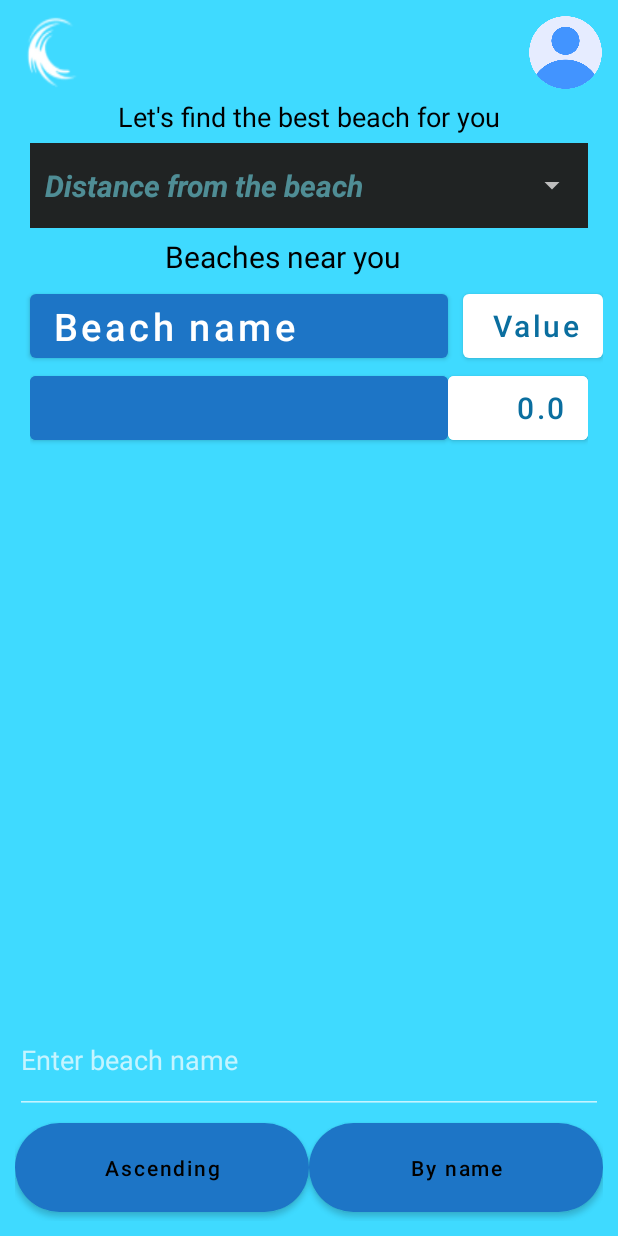
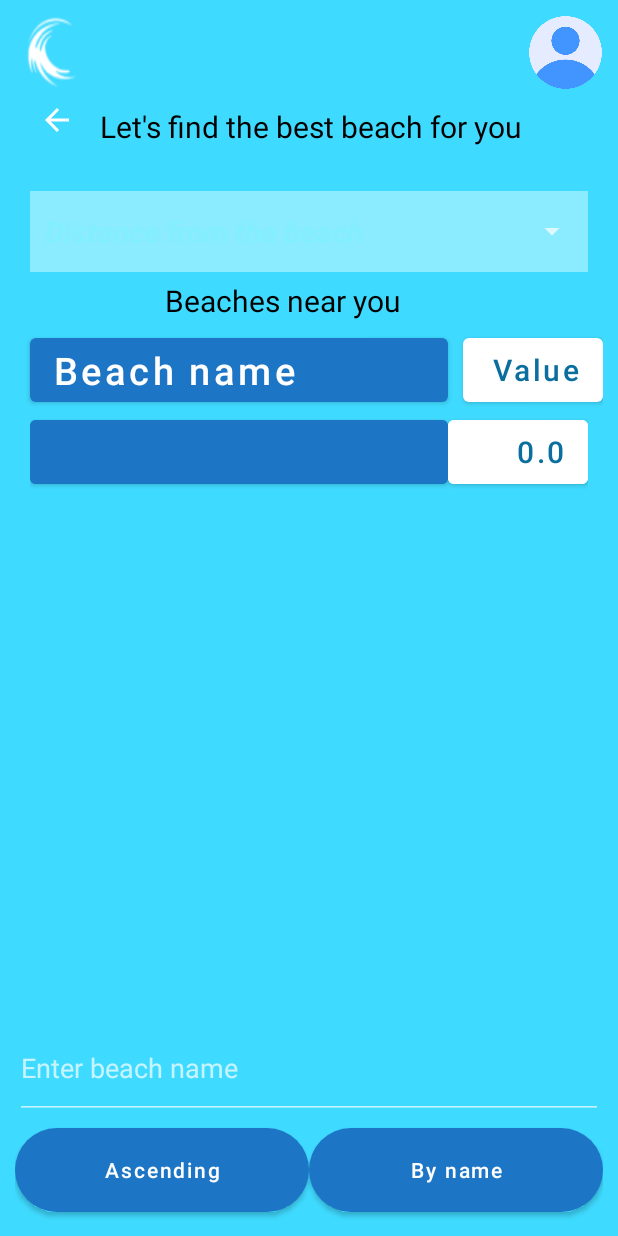
Before and after one commit to mellerdude/WavezCellular, an Android app: the HomeActivity screen opened directly, with no data from a screen before it, on a phone screen of 412 x 824 dp. Run offline under Robolectric (Android 15) with nearby library versions, the phone set to English and light mode, and no system bars; our stand-ins replace Firebase (no records; nobody signed in at launch, a user with empty details on screens opened directly); libraries missing offline, so code that uses them is left out: com.google.maps.android; 8 statements that could not run were skipped.

Commit message:
fixing bugs

```diff
--- a/app/src/main/java/com/example/wavezcellular/activities/HomeActivity.java
+++ b/app/src/main/java/com/example/wavezcellular/activities/HomeActivity.java
@@ -58,6 +58,7 @@ public class HomeActivity extends AppCompatActivity implements AdapterView.OnIte
     //private MaterialButton home_BTN_show;
     private MaterialButton home_BTN_switch;
     private MaterialButton home_BTN_name;
+    private MaterialButton home_BTN_back;
     private MaterialButton[] home_BTN_searches;
     private MaterialButton[] home_BTN_results;
     private RecyclerView home_RecyclerView_beachData;
@@ -301,6 +302,12 @@ public class HomeActivity extends AppCompatActivity implements AdapterView.OnIte
                 }
             }
         });
+        home_BTN_back.setOnClickListener(new View.OnClickListener() {
+            @Override
+            public void onClick(View v) {
+                replaceActivity("Menu");
+            }
+        });
         home_BTN_switch.setOnClickListener(view -> switchMode());
         home_BTN_name.setOnClickListener(view -> getBeaches("name"));
     }
@@ -337,7 +344,12 @@ public class HomeActivity extends AppCompatActivity implements AdapterView.OnIte
             intent.putExtras(bundle);
             startActivity(intent);
             finish();
-        } else {
+        } else if (mode.equals("Menu")) {
+            intent = new Intent(this, MenuActivity.class);
+            intent.putExtras(bundle);
+            startActivity(intent);
+            finish();
+        }else {
             /*intent = new Intent(this, ShowActivity.class);
             bundle.putString("BEACH_NAME", beachName);
             intent.putExtras(bundle);
@@ -363,6 +375,7 @@ public class HomeActivity extends AppCompatActivity implements AdapterView.OnIte
         home_IMG_profile = findViewById(R.id.home_IMG_profile);
 //        home_BTN_show = findViewById(R.id.home_BTN_show);
         home_BTN_switch = findViewById(R.id.home_BTN_switch);
+        home_BTN_back = findViewById(R.id.home_BTN_back);
         home_SP_listOfBeaches = findViewById(R.id.home_SP_listOfBeaches);
         home_RecyclerView_beachData = findViewById(R.id.home_RecyclerView_rec);
         home_EditTXT_byName = findViewById(R.id.home_EditTXT_byName);
--- a/app/src/main/java/com/example/wavezcellular/activities/ShowActivity.java
+++ b/app/src/main/java/com/example/wavezcellular/activities/ShowActivity.java
@@ -268,7 +268,6 @@ public class ShowActivity extends AppCompatActivity {
 
     private void clickOnWaze() {
         try {
-
             String url = "https://waze.com/ul?q=" + BeachName + "&ll=" + latitude + "," + longitude + "&navigate=yes" + BeachName.replace(" ", "%20");
             Intent intent = new Intent(Intent.ACTION_VIEW, Uri.parse(url));
             startActivity(intent);
--- a/app/src/main/res/layout/activity_home_upgrade.xml
+++ b/app/src/main/res/layout/activity_home_upgrade.xml
@@ -42,22 +42,51 @@
 
         </androidx.constraintlayout.widget.ConstraintLayout>
 
-        <com.google.android.material.textview.MaterialTextView
-            android:layout_width="wrap_content"
-            android:layout_height="wrap_content"
-            android:layout_gravity="center"
-            android:layout_margin="5dp"
-            android:text="Let's find the best beach for you"
-            android:textColor="@color/black"
-            android:textSize="18sp" />
+        <LinearLayout
+            android:layout_width="match_parent"
+            android:layout_height="0dp"
+            android:layout_weight="1"
+            android:background="@color/water"
+            android:orientation="horizontal"
+            android:weightSum="5">
+
+            <com.google.android.material.button.MaterialButton
+                android:id="@+id/home_BTN_back"
+                android:layout_width="0dp"
+                android:layout_height="40dp"
+                android:layout_weight="0.5"
+                android:textAlignment="viewStart"
+                android:textAllCaps="false"
+                app:backgroundTint="@color/water"
+                android:background="@color/transparent"
+                app:icon="@drawable/ic_baseline_arrow_back_24"
+                app:iconTint="@color/white"
+                />
+
+
+            <com.google.android.material.textview.MaterialTextView
+                android:layout_width="0dp"
+                android:layout_height="wrap_content"
+                android:layout_marginBottom="9dp"
+                android:layout_marginStart="20dp"
+                android:layout_weight="4.5"
+                android:layout_gravity="center"
+                android:text="Let's find the best beach for you"
+                android:textColor="@color/black"
+                android:textSize="20sp" />
+
+        </LinearLayout>
+
+
 
         <LinearLayout
             android:layout_width="match_parent"
             android:layout_height="0dp"
             android:layout_weight="0.8"
-            android:background="#202323"
+            android:background="#80DAFFFF"
             android:orientation="horizontal"
-            android:layout_marginHorizontal="10dp">
+            android:layout_marginHorizontal="10dp"
+            >
 
 
             <Spinner
@@ -182,6 +211,7 @@
                     android:text="Ascending"
                     android:textAllCaps="false"
                     android:visibility="visible"
+                    android:textColor="@color/white"
                     app:backgroundTint="@color/sea"
                     app:cornerRadius="40dp">
 
@@ -195,6 +225,7 @@
                     android:layout_weight="2"
                     android:text="By name"
                     android:textAllCaps="false"
+                    android:textColor="@color/white"
                     android:visibility="visible"
                     app:backgroundTint="@color/sea"
                     app:cornerRadius="40dp"></com.google.android.material.button.MaterialButton>
--- a/app/src/main/res/layout/activity_show.xml
+++ b/app/src/main/res/layout/activity_show.xml
@@ -86,7 +86,7 @@
                 android:layout_marginTop="5dp"
                 android:layout_weight="4.5"
                 android:gravity="center"
-                android:text="Gils Beach"
+                android:text=""
                 android:textColor="@color/sand"
                 android:textColorHighlight="@color/white"
                 android:textSize="30sp"
@@ -382,8 +382,8 @@
                 android:text="Go To Reports"
                 android:textAllCaps="false"
                 android:textColor="@color/white"
-                app:backgroundTint="@color/blue_text_card"
-                app:cornerRadius="15dp"
+                app:backgroundTint="@color/sea"
+                app:cornerRadius="40dp"
 
                 />
         </LinearLayout>
--- a/app/src/main/res/layout/spinner_list.xml
+++ b/app/src/main/res/layout/spinner_list.xml
@@ -1,10 +1,11 @@
 <?xml version="1.0" encoding="utf-8"?>
 
-    <TextView
-        xmlns:android="http://schemas.android.com/apk/res/android"
+<TextView xmlns:android="http://schemas.android.com/apk/res/android"
     android:layout_width="match_parent"
     android:layout_height="wrap_content"
+    xmlns:app="http://schemas.android.com/apk/res-auto"
     android:padding="10dp"
+    app:circularflow_radiusInDP="10dp"
     android:text="true"
     android:textColor="@color/blue_card"
     android:textSize="20sp"
```
Also changed, not shown: app/src/main/java/com/example/wavezcellular/activities/MenuActivity.java (+15 -17 lines), app/src/main/java/com/example/wavezcellular/utils/ActivityManager.java (added, +34 -0 lines), app/src/main/res/layout/activity_menu.xml (+6 -5 lines), app/src/main/res/layout/activity_welcome.xml (+30 -35 lines). Lines whose indentation alone changed are shown as unchanged.
